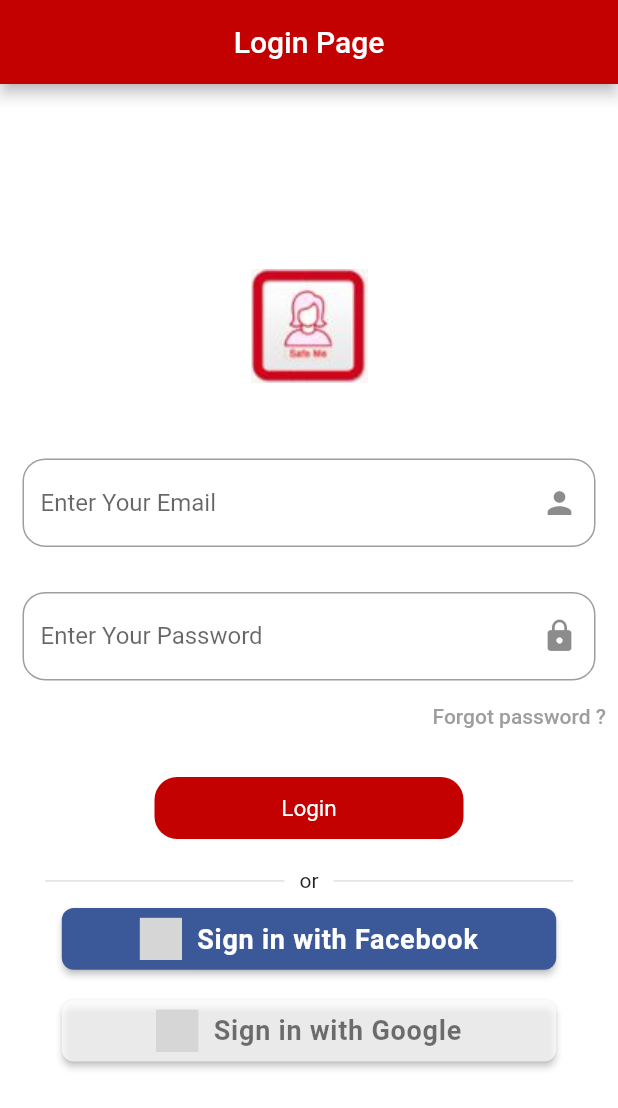
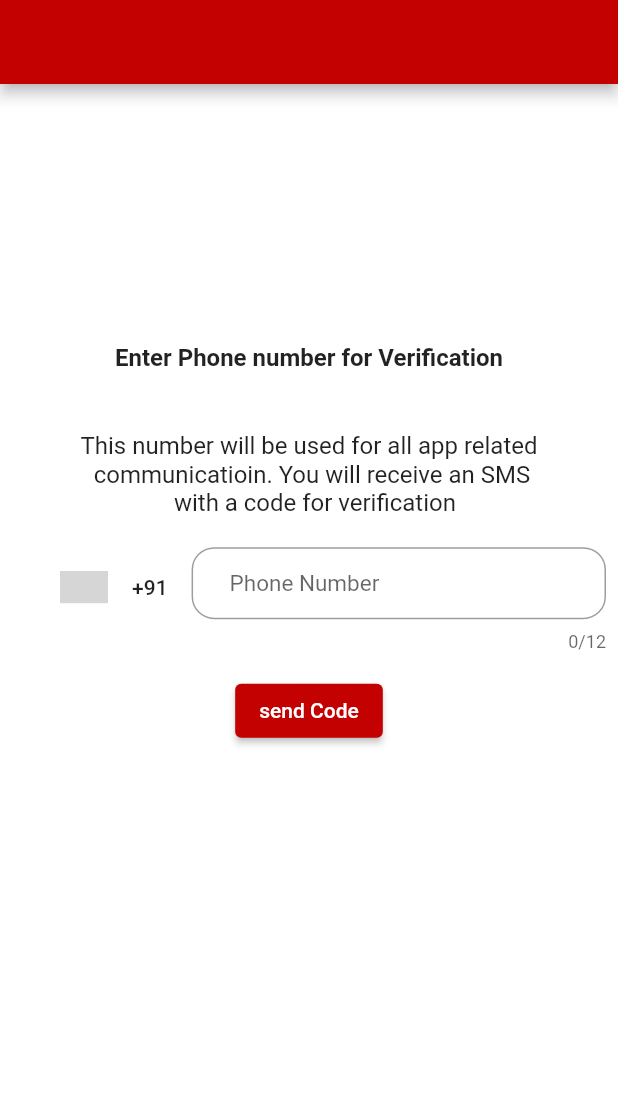
Before and after one commit to salaithianlianben/women_safety_app, a Flutter app: the screen it shows after launch, on a phone screen of 412 x 824 dp. Shown: the top 1108 px of the screen. Run offline on Flutter 3.47's test engine with Material 2 defaults, Android fonts, the phone set to English and light mode, and no system bars; drawn by our look-alikes of country_code_picker; our stand-ins replace firebase_core; accounts and stored records are empty; grey boxes are pictures that could not be loaded.

Commit message:
myLastCode5/19

```diff
--- a/lib/main.dart
+++ b/lib/main.dart
@@ -1,9 +1,13 @@
 import 'package:flutter/material.dart';
+import 'package:firebase_core/firebase_core.dart';
 import '../constants/colors.dart';
+import 'screens/saveMeLoginScreen.dart';
 
 import '/screens/loginPage.dart';
 
-void main() {
+void main() async{
+  WidgetsFlutterBinding.ensureInitialized();
+  await Firebase.initializeApp();
   runApp(const MyApp());
 }
 
@@ -21,7 +25,7 @@ class MyApp extends StatelessWidget {
         colorScheme:
             ThemeData().colorScheme.copyWith(primary:mainColor),
       ),
-      home: LoginPage(),
+      home: LoginScreen(),
     );
   }
 }
--- a/lib/screens/loginPage.dart
+++ b/lib/screens/loginPage.dart
@@ -1,227 +1,227 @@
-import 'package:flutter/material.dart';
-import 'package:save_me_applicationn/constants/colors.dart';
-import 'package:auth_buttons/auth_buttons.dart';
-// ignore: use_key_in_widget_constructors
-class LoginPage extends StatefulWidget {
-  @override
-  State<LoginPage> createState() => _LoginPageState();
-}
-
-class _LoginPageState extends State<LoginPage> {
-  //we need global key very rarely to interact with the widget inside our code
-  //and here we need it inside form  widget to get the input from it
-  final _form = GlobalKey<FormState>();
-  final _passwordFocus=FocusNode();
-
-
-  void _saveForm(){
-    //check the validator of the textField
-    final _valid=_form.currentState!.validate();
-    if(_valid){
-      //this will trigger onSave function in each of the textFormField and save the values
-      // which we entered
-      _form.currentState?.save();
-    }else{
-      return;
-    }
-
-  }
-
-  @override
-  void dispose() {
-    //we have to dispose the focus node  because it takes memory
-    _passwordFocus.dispose();
-    super.dispose();
-  }
-
-  @override
-  Widget build(BuildContext context) {
-    final size=MediaQuery.of(context).size;
-    // TODO: implement build
-    return GestureDetector(
-      onTap: ()=>FocusManager.instance.primaryFocus?.unfocus(),
-      child: Scaffold(
-        appBar: AppBar(
-          centerTitle:true,
-          title: const Text('Login Page'),
-        ),
-        body: SingleChildScrollView(
-          //the benefit of the form that you don't need to add controllers to get access to
-          //the inputs
-          child: Form(
-            key: _form,
-            child: Column(
-              children: <Widget>[
-                SizedBox(height:size.height*.15,),
-                Image.asset('assets/logo.JPG'),
-                const SizedBox(
-                  height: 50,
-                ),
-                Padding(
-                  padding: const EdgeInsets.symmetric(horizontal: 15.0),
-                  child: TextFormField(
-                    //this property will show you the next button on the soft keyboard
-                    textInputAction: TextInputAction.next,
-                    keyboardType: TextInputType.emailAddress,
-                    decoration:  InputDecoration(
-                        hintText: 'Enter Your Email ',
-                        suffixIcon:const Icon(Icons.person),
-                        border:OutlineInputBorder(
-                        borderRadius: BorderRadius.circular(15),
-                        borderSide:const BorderSide(color: Colors.grey,width: 2)
-
-                      ),
-                      focusedBorder:OutlineInputBorder(
-                        borderSide: const BorderSide(color: mainColor, width: 2.0),
-                        borderRadius: BorderRadius.circular(15.0),
-
-                      ),
-                    ),
-                    //this function will be triggered whenever the user
-                    //pressed the next button on the soft keyboard
-                    onFieldSubmitted: (_) {
-                      //For moving to the next element
-                      FocusScope.of(context).requestFocus(_passwordFocus);
-                    },
-                    //this property will be activated whenever I pressed on save
-                    //or if I activate auto validator attribute
-                    validator: (value) {
-                      if (value!.isEmpty) {
-                        return 'please provide an Email';
-                      }
-                      return null;
-                    },
-                    onSaved: (value) {
-                      //saving the values that we entered
-                    },
-                  ),
-                ),
-                const SizedBox(
-                  height: 30,
-                ),
-                Padding(
-                  padding: const EdgeInsets.symmetric(horizontal: 15.0),
-                  child: TextFormField(
-                    decoration:  InputDecoration(
-                        hintText: 'Enter Your Password',
-                        suffixIcon:const Icon(Icons.lock),
-                        border:OutlineInputBorder(
-                            borderRadius: BorderRadius.circular(15),
-                        borderSide:const BorderSide(color: Colors.grey,width: 2)
-                        ),
-                      focusedBorder:OutlineInputBorder(
-                        borderSide: const BorderSide(color:mainColor, width: 2.0),
-                        borderRadius: BorderRadius.circular(15.0),
-                      ),
-                    ),
-                    focusNode: _passwordFocus,
-                    validator: (value) {
-                      if (value!.isEmpty) {
-                        return 'please provide a value';
-                      }
-                      return null;
-                    },
-                    onSaved: (value) {
-                      //saving the values that we entered
-                    },
-                  ),
-                ),
-                Row(
-                  mainAxisAlignment: MainAxisAlignment.end,
-                  children: <Widget>[
-                    TextButton(
-                    onPressed: (){
-                    print('forgot password ?');
-                    },
-                      child: const Text(
-                        'Forgot password ?',style: TextStyle(color: Colors.grey),),
-                    ),
-                  ],
-                ),
-                SizedBox(height: size.height*.02,),
-                GestureDetector(
-                  child: Container(
-                    width: size.width*.5,
-                    height:size.height*.05 ,
-                    decoration: BoxDecoration(
-                        borderRadius: BorderRadius.circular(15), color:mainColor),
-                    child: const Center(
-                      child: Text(
-                        'Login',
-                        style: TextStyle(color: Colors.white,fontSize: 15),
-                      ),
-                    ),
-                  ),
-                  onTap: (){
-                      print('save form');
-                     _saveForm();
-                  },
-                ),
-                const SizedBox(height: 10,),
-                _divider(),
-                 FacebookAuthButton(
-                   style: AuthButtonStyle(
-                     width: size.width*.8,
-                     height: size.height*.05,
-                     buttonColor:const Color(0xff3b5998)
-                   ),
-                   onPressed: () {
-                     // your implementation
-                   },
-                 ),
-                const SizedBox(height: 20,),
-                Padding(
-                  padding: const EdgeInsets.symmetric(horizontal: 10),
-                  child: GoogleAuthButton(
-                    style:
-                      AuthButtonStyle(
-                          width: size.width*.8,
-                          height: size.height*.05,
-                          buttonColor: Colors.white70
-                    ),
-                    onPressed: () {
-                      // your implementation
-                    },
-                  ),
-                ),
-              ],
-            ),
-          ),
-        ),
-      ),
-    );
-  }
-
-  Widget _divider() {
-    return Container(
-      margin: const EdgeInsets.symmetric(vertical: 10),
-      child: Row(
-        children:const <Widget>[
-          SizedBox(
-            width: 20,
-          ),
-          Expanded(
-            child: Padding(
-              padding: EdgeInsets.symmetric(horizontal: 10),
-              child: Divider(
-                thickness: 1,
-              ),
-            ),
-          ),
-          Text('or'),
-          Expanded(
-            child: Padding(
-              padding: EdgeInsets.symmetric(horizontal: 10),
-              child: Divider(
-                thickness: 1,
-              ),
-            ),
-          ),
-          SizedBox(
-            width: 20,
-          ),
-        ],
-      ),
-    );
-  }
-}
+// import 'package:flutter/material.dart';
+// import 'package:save_me_applicationn/constants/colors.dart';
+// import 'package:auth_buttons/auth_buttons.dart';
+// // ignore: use_key_in_widget_constructors
+// class LoginPage extends StatefulWidget {
+//   @override
+//   State<LoginPage> createState() => _LoginPageState();
+// }
+//
+// class _LoginPageState extends State<LoginPage> {
+//   //we need global key very rarely to interact with the widget inside our code
+//   //and here we need it inside form  widget to get the input from it
+//   final _form = GlobalKey<FormState>();
+//   final _passwordFocus=FocusNode();
+//
+//
+//   void _saveForm(){
+//     //check the validator of the textField
+//     final _valid=_form.currentState!.validate();
+//     if(_valid){
+//       //this will trigger onSave function in each of the textFormField and save the values
+//       // which we entered
+//       _form.currentState?.save();
+//     }else{
+//       return;
+//     }
+//
+//   }
+//
+//   @override
+//   void dispose() {
+//     //we have to dispose the focus node  because it takes memory
+//     _passwordFocus.dispose();
+//     super.dispose();
+//   }
+//
+//   @override
+//   Widget build(BuildContext context) {
+//     final size=MediaQuery.of(context).size;
+//     // TODO: implement build
+//     return GestureDetector(
+//       onTap: ()=>FocusManager.instance.primaryFocus?.unfocus(),
+//       child: Scaffold(
+//         appBar: AppBar(
+//           centerTitle:true,
+//           title: const Text('Login Page'),
+//         ),
+//         body: SingleChildScrollView(
+//           //the benefit of the form that you don't need to add controllers to get access to
+//           //the inputs
+//           child: Form(
+//             key: _form,
+//             child: Column(
+//               children: <Widget>[
+//                 SizedBox(height:size.height*.15,),
+//                 Image.asset('assets/logo.JPG'),
+//                 const SizedBox(
+//                   height: 50,
+//                 ),
+//                 Padding(
+//                   padding: const EdgeInsets.symmetric(horizontal: 15.0),
+//                   child: TextFormField(
+//                     //this property will show you the next button on the soft keyboard
+//                     textInputAction: TextInputAction.next,
+//                     keyboardType: TextInputType.emailAddress,
+//                     decoration:  InputDecoration(
+//                         hintText: 'Enter Your Email ',
+//                         suffixIcon:const Icon(Icons.person),
+//                         border:OutlineInputBorder(
+//                         borderRadius: BorderRadius.circular(15),
+//                         borderSide:const BorderSide(color: Colors.grey,width: 2)
+//
+//                       ),
+//                       focusedBorder:OutlineInputBorder(
+//                         borderSide: const BorderSide(color: mainColor, width: 2.0),
+//                         borderRadius: BorderRadius.circular(15.0),
+//
+//                       ),
+//                     ),
+//                     //this function will be triggered whenever the user
+//                     //pressed the next button on the soft keyboard
+//                     onFieldSubmitted: (_) {
+//                       //For moving to the next element
+//                       FocusScope.of(context).requestFocus(_passwordFocus);
+//                     },
+//                     //this property will be activated whenever I pressed on save
+//                     //or if I activate auto validator attribute
+//                     validator: (value) {
+//                       if (value!.isEmpty) {
+//                         return 'please provide an Email';
+//                       }
+//                       return null;
+//                     },
+//                     onSaved: (value) {
+//                       //saving the values that we entered
+//                     },
+//                   ),
+//                 ),
+//                 const SizedBox(
+//                   height: 30,
+//                 ),
+//                 Padding(
+//                   padding: const EdgeInsets.symmetric(horizontal: 15.0),
+//                   child: TextFormField(
+//                     decoration:  InputDecoration(
+//                         hintText: 'Enter Your Password',
+//                         suffixIcon:const Icon(Icons.lock),
+//                         border:OutlineInputBorder(
+//                             borderRadius: BorderRadius.circular(15),
+//                         borderSide:const BorderSide(color: Colors.grey,width: 2)
+//                         ),
+//                       focusedBorder:OutlineInputBorder(
+//                         borderSide: const BorderSide(color:mainColor, width: 2.0),
+//                         borderRadius: BorderRadius.circular(15.0),
+//                       ),
+//                     ),
+//                     focusNode: _passwordFocus,
+//                     validator: (value) {
+//                       if (value!.isEmpty) {
+//                         return 'please provide a value';
+//                       }
+//                       return null;
+//                     },
+//                     onSaved: (value) {
+//                       //saving the values that we entered
+//                     },
+//                   ),
+//                 ),
+//                 Row(
+//                   mainAxisAlignment: MainAxisAlignment.end,
+//                   children: <Widget>[
+//                     TextButton(
+//                     onPressed: (){
+//                     print('forgot password ?');
+//                     },
+//                       child: const Text(
+//                         'Forgot password ?',style: TextStyle(color: Colors.grey),),
+//                     ),
+//                   ],
+//                 ),
+//                 SizedBox(height: size.height*.02,),
+//                 GestureDetector(
+//                   child: Container(
+//                     width: size.width*.5,
+//                     height:size.height*.05 ,
+//                     decoration: BoxDecoration(
+//                         borderRadius: BorderRadius.circular(15), color:mainColor),
+//                     child: const Center(
+//                       child: Text(
+//                         'Login',
+//                         style: TextStyle(color: Colors.white,fontSize: 15),
+//                       ),
+//                     ),
+//                   ),
+//                   onTap: (){
+//                       print('save form');
+//                      _saveForm();
+//                   },
+//                 ),
+//                 const SizedBox(height: 10,),
+//                 _divider(),
+//                  FacebookAuthButton(
+//                    style: AuthButtonStyle(
+//                      width: size.width*.8,
+//                      height: size.height*.05,
+//                      buttonColor:const Color(0xff3b5998)
+//                    ),
+//                    onPressed: () {
+//                      // your implementation
+//                    },
+//                  ),
+//                 const SizedBox(height: 20,),
+//                 Padding(
+//                   padding: const EdgeInsets.symmetric(horizontal: 10),
+//                   child: GoogleAuthButton(
+//                     style:
+//                       AuthButtonStyle(
+//                           width: size.width*.8,
+//                           height: size.height*.05,
+//                           buttonColor: Colors.white70
+//                     ),
+//                     onPressed: () {
+//                       // your implementation
+//                     },
+//                   ),
+//                 ),
+//               ],
+//             ),
+//           ),
+//         ),
+//       ),
+//     );
+//   }
+//
+//   Widget _divider() {
+//     return Container(
+//       margin: const EdgeInsets.symmetric(vertical: 10),
+//       child: Row(
+//         children:const <Widget>[
+//           SizedBox(
+//             width: 20,
+//           ),
+//           Expanded(
+//             child: Padding(
+//               padding: EdgeInsets.symmetric(horizontal: 10),
+//               child: Divider(
+//                 thickness: 1,
+//               ),
+//             ),
+//           ),
+//           Text('or'),
+//           Expanded(
+//             child: Padding(
+//               padding: EdgeInsets.symmetric(horizontal: 10),
+//               child: Divider(
+//                 thickness: 1,
+//               ),
+//             ),
+//           ),
+//           SizedBox(
+//             width: 20,
+//           ),
+//         ],
+//       ),
+//     );
+//   }
+// }
--- /dev/null
+++ b/lib/screens/saveMeLoginScreen.dart
@@ -0,0 +1,93 @@
+import 'package:country_code_picker/country_code_picker.dart';
+import 'package:flutter/material.dart';
+
+class LoginScreen extends StatefulWidget{
+  @override
+  State<StatefulWidget> createState() {
+    // TODO: implement createState
+    return _LoginScreen();
+  }
+
+}
+class _LoginScreen extends State<LoginScreen>{
+  late String _dialCodeNumber = "+91";
+  TextEditingController _controller=TextEditingController();
+  @override
+  Widget build(BuildContext context) {
+    // TODO: implement build
+    return Scaffold(
+      appBar: AppBar(),
+      body: Padding(
+        padding: const EdgeInsets.all(8.0),
+        child: SingleChildScrollView(
+          child: Column(
+            // ignore: prefer_const_literals_to_create_immutables
+            children: <Widget>[
+               SizedBox(height: MediaQuery.of(context).size.height*.2),
+              const Text('Enter Phone number for Verification',style: TextStyle(
+                fontWeight: FontWeight.bold,
+                fontSize: 16
+              ),),
+              const SizedBox(height: 40,),
+             Center(
+               child: const Text('This number will be used for all app related \n communicatioin.'
+                    ' You will receive an SMS \n  with a code for verification',textAlign: TextAlign.center,
+               style: TextStyle(
+                 fontSize: 16,
+               )),
+             ),
+              const SizedBox(height: 20,),
+              Row(
+                crossAxisAlignment: CrossAxisAlignment.start,
+                children: <Widget>[
+                  CountryCodePicker(
+                    // padding: EdgeInsets.all(10),
+                    onChanged: (country){
+                      setState(() {
+                        _dialCodeNumber=country.dialCode!;
+                      });
+                    },
+                    initialSelection: "IN",
+                    showCountryOnly: false,
+                    showOnlyCountryWhenClosed: false,
+                    showFlagDialog: false,
+                    // favorite: ["+1","US","+92","PAK"],
+                  ),
+                  Expanded(
+                    child: TextField(
+                      style: TextStyle(
+                        fontSize: 15
+                      ),
+                      controller: _controller,
+                      decoration: InputDecoration(
+                        contentPadding: EdgeInsets.symmetric(vertical: 10),
+                          border:OutlineInputBorder(
+                              borderRadius: BorderRadius.circular(15),
+                              borderSide:const BorderSide(color: Colors.grey,width: 2)),
+                          hintText: 'Phone Number',
+                          prefix: Text(_dialCodeNumber),
+
+                      ),
+                      maxLength: 12,
+                      keyboardType: TextInputType.number,
+                    ),
+                  ),
+                ],
+              ),
+              Container(
+                margin: EdgeInsets.all(15),
+                child:ElevatedButton(
+                  onPressed: (){
+
+                  },
+                  child: Text("send Code"),
+                ),
+              )
+            ],
+          ),
+        ),
+      ),
+    );
+  }
+
+}
--- a/pubspec.yaml
+++ b/pubspec.yaml
@@ -35,6 +35,10 @@ dependencies:
   # Use with the CupertinoIcons class for iOS style icons.
   cupertino_icons: ^1.0.2
   auth_buttons: ^2.0.4
+  firebase_core: ^1.17.0
+  firebase_auth: ^3.3.18
+  country_code_picker: ^2.0.2
+  provider: ^6.0.2
 
 dev_dependencies:
   flutter_test:
@@ -60,7 +64,7 @@ flutter:
 
   # To add assets to your application, add an assets section, like this:
   assets:
-    -  assets/logo.JPG
+    -  assets/
 
   # An image asset can refer to one or more resolution-specific "variants", see
   # https://flutter.dev/assets-and-images/#resolution-aware.
```
Also changed, not shown: lib/screens/splashScreen.dart (added, +108 -0 lines), assets/me.png (added), assets/save.png (added), pubspec.lock, 1 other file.
